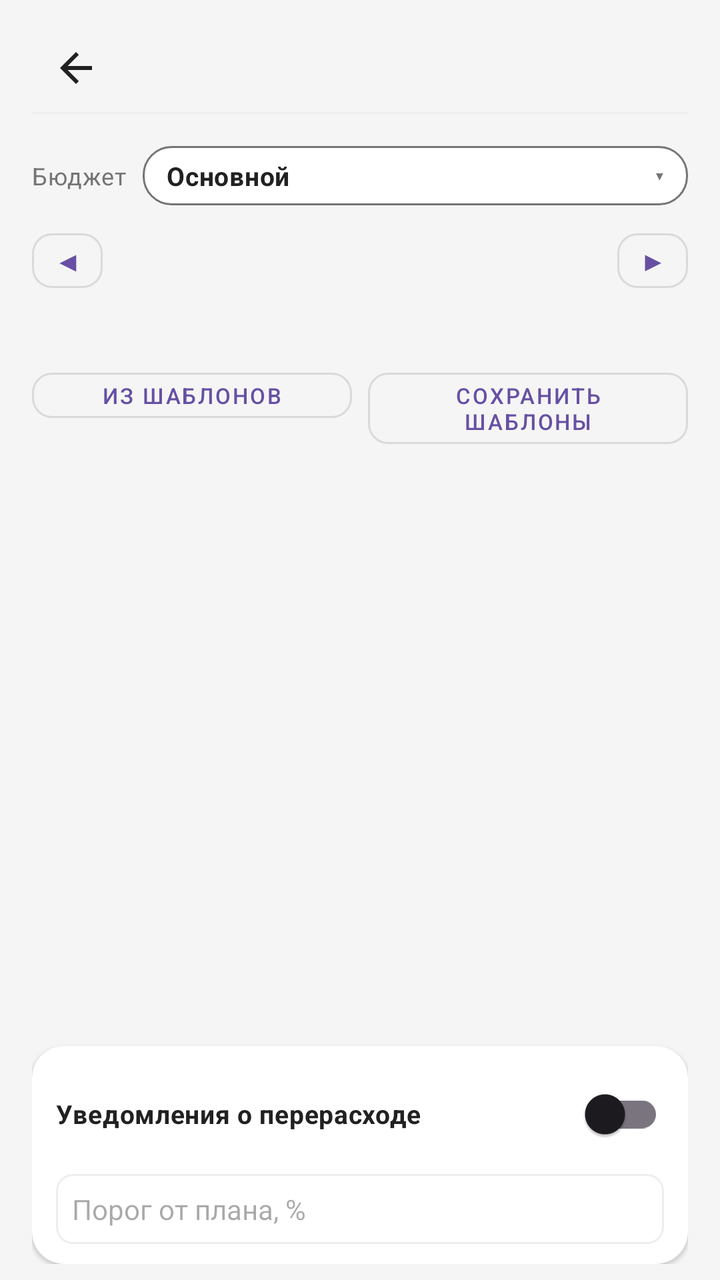
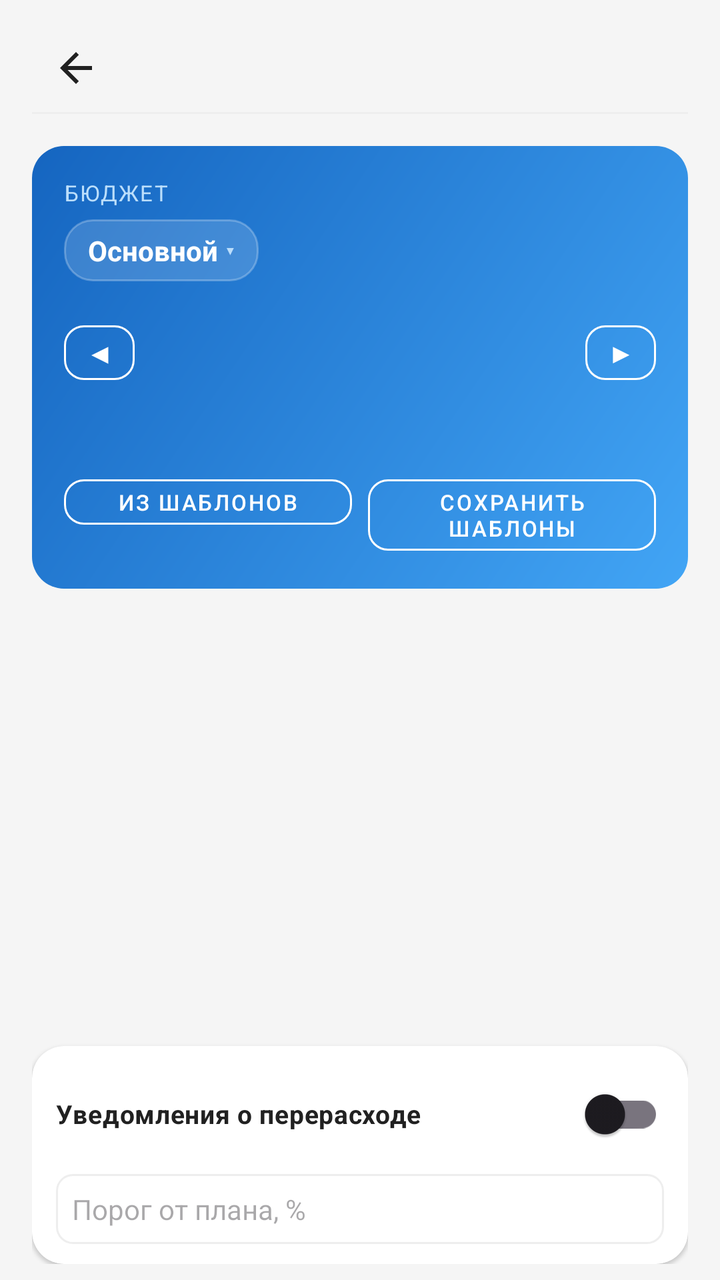

Screens rendered from an Android XML layout before and after an edit, with the pre-edit source and the edit as a unified diff.
<!-- AndroidManifest.xml: application theme Theme.MyBudget -->
<!-- res/layout/activity_expense_plan.xml -->
<?xml version="1.0" encoding="utf-8"?>
<LinearLayout xmlns:android="http://schemas.android.com/apk/res/android" xmlns:app="http://schemas.android.com/apk/res-auto"
    android:orientation="vertical"
    android:id="@+id/expensePlanRoot"
    android:background="@color/background_light"
    android:paddingLeft="@dimen/space_16"
    android:paddingTop="@dimen/space_12"
    android:paddingRight="@dimen/space_16"
    android:paddingBottom="@dimen/space_8"
    android:layout_width="match_parent"
    android:layout_height="match_parent"
    android:paddingHorizontal="@dimen/space_16">
    <include
        android:layout_width="match_parent"
        android:layout_height="wrap_content"
        android:layout_marginBottom="@dimen/space_8"
        layout="@layout/include_screen_header"/>
    <LinearLayout
        android:orientation="vertical"
        android:id="@+id/expensePlanTopPanel"
        android:layout_width="match_parent"
        android:layout_height="wrap_content"
        android:layout_marginBottom="@dimen/space_8">
        <LinearLayout
            android:gravity="center_vertical"
            android:orientation="horizontal"
            android:layout_width="match_parent"
            android:layout_height="wrap_content">
            <TextView
                android:textSize="12sp"
                android:layout_width="wrap_content"
                android:layout_height="wrap_content"
                android:text="@string/transaction_budget_label"
                android:layout_marginEnd="@dimen/space_8"
                style="@style/Text.MyBudget.Subtitle"/>
            <LinearLayout
                android:gravity="center_vertical"
                android:orientation="horizontal"
                android:id="@+id/transactionBudgetPicker"
                android:background="@drawable/quick_filter_chip_bg"
                android:paddingLeft="@dimen/space_12"
                android:paddingTop="@dimen/space_6"
                android:paddingRight="@dimen/space_12"
                android:paddingBottom="@dimen/space_6"
                android:focusable="true"
                android:clickable="true"
                android:layout_width="0dp"
                android:layout_height="wrap_content"
                android:layout_weight="1"
                android:paddingHorizontal="@dimen/space_12"
                android:paddingVertical="@dimen/space_6">
                <TextView
                    android:textSize="13sp"
                    android:ellipsize="end"
                    android:id="@+id/transactionBudgetNameText"
                    android:layout_width="0dp"
                    android:layout_height="wrap_content"
                    android:text="@string/budget_profiles_default_name"
                    android:maxLines="1"
                    android:layout_weight="1"
                    style="@style/Text.MyBudget.Section"/>
                <TextView
                    android:textSize="12sp"
                    android:textColor="@color/text_secondary"
                    android:layout_width="wrap_content"
                    android:layout_height="wrap_content"
                    android:text="@string/ui_chevron_down"
                    android:layout_marginStart="@dimen/space_4"/>
            </LinearLayout>
        </LinearLayout>
        <LinearLayout
            android:gravity="center_vertical"
            android:orientation="horizontal"
            android:layout_width="match_parent"
            android:layout_height="wrap_content"
            android:layout_marginTop="@dimen/space_8">
            <com.google.android.material.button.MaterialButton
                android:textSize="14sp"
                android:id="@+id/expensePlanPrevMonth"
                android:paddingLeft="@dimen/space_10"
                android:paddingRight="@dimen/space_10"
                android:layout_width="wrap_content"
                android:layout_height="wrap_content"
                android:minWidth="0dp"
                android:minHeight="@dimen/chip_height"
                android:text="@string/expense_plan_prev_month"
                android:paddingHorizontal="@dimen/space_10"
                app:cornerRadius="@dimen/radius_10"
                style="@style/Widget.MaterialComponents.Button.OutlinedButton"/>
            <TextView
                android:textSize="14sp"
                android:gravity="center"
                android:id="@+id/expensePlanMonthLabel"
                android:layout_width="0dp"
                android:layout_height="wrap_content"
                android:layout_weight="1"
                style="@style/Text.MyBudget.Section"/>
            <com.google.android.material.button.MaterialButton
                android:textSize="14sp"
                android:id="@+id/expensePlanNextMonth"
                android:paddingLeft="@dimen/space_10"
                android:paddingRight="@dimen/space_10"
                android:layout_width="wrap_content"
                android:layout_height="wrap_content"
                android:minWidth="0dp"
                android:minHeight="@dimen/chip_height"
                android:text="@string/expense_plan_next_month"
                android:paddingHorizontal="@dimen/space_10"
                app:cornerRadius="@dimen/radius_10"
                style="@style/Widget.MaterialComponents.Button.OutlinedButton"/>
        </LinearLayout>
        <TextView
            android:textSize="12sp"
            android:id="@+id/expensePlanSummaryLine"
            android:layout_width="match_parent"
            android:layout_height="wrap_content"
            android:layout_marginTop="@dimen/space_6"
            style="@style/Text.MyBudget.Subtitle"/>
        <LinearLayout
            android:orientation="horizontal"
            android:id="@+id/expensePlanActions"
            android:layout_width="match_parent"
            android:layout_height="wrap_content"
            android:layout_marginTop="@dimen/space_8">
            <com.google.android.material.button.MaterialButton
                android:textSize="11sp"
                android:id="@+id/expensePlanFillDefaults"
                android:layout_width="0dp"
                android:layout_height="wrap_content"
                android:minHeight="@dimen/chip_height"
                android:text="@string/expense_plan_fill_defaults"
                android:layout_weight="1"
                android:layout_marginEnd="@dimen/space_4"
                app:cornerRadius="@dimen/radius_10"
                style="@style/Widget.MaterialComponents.Button.OutlinedButton"/>
            <com.google.android.material.button.MaterialButton
                android:textSize="11sp"
                android:id="@+id/expensePlanSaveDefaults"
                android:layout_width="0dp"
                android:layout_height="wrap_content"
                android:minHeight="@dimen/chip_height"
                android:text="@string/expense_plan_save_defaults"
                android:layout_weight="1"
                android:layout_marginStart="@dimen/space_4"
                app:cornerRadius="@dimen/radius_10"
                style="@style/Widget.MaterialComponents.Button.OutlinedButton"/>
        </LinearLayout>
    </LinearLayout>
    <androidx.recyclerview.widget.RecyclerView
        android:id="@+id/expensePlanRecycler"
        android:paddingBottom="@dimen/space_8"
        android:clipToPadding="false"
        android:layout_width="match_parent"
        android:layout_height="0dp"
        android:layout_weight="1"/>
    <TextView
        android:textColor="@color/text_secondary"
        android:gravity="center"
        android:id="@+id/expensePlanEmpty"
        android:visibility="gone"
        android:layout_width="match_parent"
        android:layout_height="0dp"
        android:text="@string/expense_plan_empty"
        android:layout_weight="1"/>
    <androidx.cardview.widget.CardView
        android:id="@+id/expensePlanOverspendPanel"
        android:layout_width="match_parent"
        android:layout_height="wrap_content"
        android:layout_marginTop="@dimen/space_4"
        style="@style/Card.MyBudget.Surface">
        <LinearLayout
            android:orientation="vertical"
            android:paddingLeft="@dimen/space_12"
            android:paddingTop="@dimen/space_10"
            android:paddingRight="@dimen/space_12"
            android:paddingBottom="@dimen/space_10"
            android:layout_width="match_parent"
            android:layout_height="wrap_content"
            android:paddingHorizontal="@dimen/space_12"
            android:paddingVertical="@dimen/space_10">
            <LinearLayout
                android:gravity="center_vertical"
                android:orientation="horizontal"
                android:layout_width="match_parent"
                android:layout_height="wrap_content">
                <TextView
                    android:textSize="13sp"
                    android:layout_width="0dp"
                    android:layout_height="wrap_content"
                    android:text="@string/overspend_settings_title"
                    android:layout_weight="1"
                    style="@style/Text.MyBudget.Section"/>
                <androidx.appcompat.widget.SwitchCompat
                    android:id="@+id/expensePlanOverspendSwitch"
                    android:layout_width="wrap_content"
                    android:layout_height="wrap_content"/>
            </LinearLayout>
            <EditText
                android:textSize="14sp"
                android:id="@+id/expensePlanThresholdInput"
                android:background="@drawable/edittext_border"
                android:padding="@dimen/space_8"
                android:layout_width="match_parent"
                android:layout_height="wrap_content"
                android:layout_marginTop="@dimen/space_6"
                android:hint="@string/overspend_threshold_hint"
                android:inputType="number"/>
        </LinearLayout>
    </androidx.cardview.widget.CardView>
</LinearLayout>
<!-- res/layout/include_screen_header.xml (included above) -->
<?xml version="1.0" encoding="utf-8"?>
<LinearLayout xmlns:android="http://schemas.android.com/apk/res/android"
    android:layout_width="match_parent"
    android:layout_height="wrap_content"
    android:orientation="vertical">

    <include layout="@layout/include_compact_toolbar" />

    <View
        android:layout_width="match_parent"
        android:layout_height="1dp"
        android:layout_marginBottom="@dimen/space_8"
        android:background="@color/border_light" />
</LinearLayout>
<!-- res/layout/include_compact_toolbar.xml (included above) -->
<?xml version="1.0" encoding="utf-8"?>
<LinearLayout xmlns:android="http://schemas.android.com/apk/res/android" xmlns:app="http://schemas.android.com/apk/res-auto"
    android:gravity="center_vertical"
    android:orientation="horizontal"
    android:id="@+id/screenHeaderRoot"
    android:layout_width="match_parent"
    android:layout_height="wrap_content"
    android:minHeight="@dimen/touch_min_size">
    <ImageButton
        android:id="@+id/screenHeaderBack"
        android:background="?attr/selectableItemBackgroundBorderless"
        android:padding="@dimen/space_8"
        android:layout_width="@dimen/touch_min_size"
        android:layout_height="@dimen/touch_min_size"
        android:src="@drawable/ic_arrow_back"
        android:scaleType="centerInside"
        android:contentDescription="@string/nav_back"
        app:tint="@color/text_primary"/>
    <TextView
        android:textSize="18sp"
        android:id="@+id/screenHeaderEmoji"
        android:visibility="gone"
        android:layout_width="wrap_content"
        android:layout_height="wrap_content"
        android:layout_marginStart="@dimen/space_2"/>
    <TextView
        android:textSize="20sp"
        android:ellipsize="end"
        android:id="@+id/screenHeaderTitle"
        android:layout_width="0dp"
        android:layout_height="wrap_content"
        android:maxLines="1"
        android:layout_weight="1"
        android:layout_marginStart="@dimen/space_4"
        style="@style/Text.MyBudget.Title"/>
    <ImageButton
        android:id="@+id/screenHeaderAction"
        android:background="?attr/selectableItemBackgroundBorderless"
        android:padding="@dimen/space_8"
        android:visibility="gone"
        android:layout_width="@dimen/touch_min_size"
        android:layout_height="@dimen/touch_min_size"
        android:src="@android:drawable/ic_menu_more"
        android:contentDescription="@string/transactions_more_menu"
        app:tint="@color/text_secondary"/>
    <ImageButton
        android:id="@+id/screenHeaderActionSecondary"
        android:background="?attr/selectableItemBackgroundBorderless"
        android:padding="@dimen/space_8"
        android:visibility="gone"
        android:layout_width="@dimen/touch_min_size"
        android:layout_height="@dimen/touch_min_size"
        android:src="@android:drawable/ic_menu_search"
        android:contentDescription="@string/transactions_search_submit"
        app:tint="@color/budget_blue"/>
</LinearLayout>
<!-- resources referenced by this layout -->
<resources>
  <color name="background_light">#f5f5f5</color>
  <color name="border_light">#eeeeee</color>
  <color name="budget_blue">#2196f3</color>
  <color name="text_primary">#212121</color>
  <color name="text_secondary">#757575</color>
  <dimen name="chip_height">32dp</dimen>
  <dimen name="radius_10">10dp</dimen>
  <dimen name="space_10">10dp</dimen>
  <dimen name="space_12">12dp</dimen>
  <dimen name="space_16">16dp</dimen>
  <dimen name="space_2">2dp</dimen>
  <dimen name="space_4">4dp</dimen>
  <dimen name="space_6">6dp</dimen>
  <dimen name="space_8">8dp</dimen>
  <dimen name="touch_min_size">44dp</dimen>
  <!-- drawable quick_filter_chip_bg (drawable) -->
  <?xml version="1.0" encoding="utf-8"?>
  <selector xmlns:android="http://schemas.android.com/apk/res/android">
      <item android:state_selected="true">
          <shape android:shape="rectangle">
              <solid android:color="@color/transactions_purple"/>
              <corners android:radius="14dp"/>
          </shape>
      </item>
      <item>
          <shape android:shape="rectangle">
              <solid android:color="@color/card_background_white"/>
              <stroke
                  android:width="1dp"
                  android:color="@color/text_secondary"/>
              <corners android:radius="14dp"/>
          </shape>
      </item>
  </selector>
  <string name="budget_profiles_default_name">Основной</string>
  <string name="expense_plan_empty">Нет подстатей в этом бюджете</string>
  <string name="expense_plan_fill_defaults">Из шаблонов</string>
  <string name="expense_plan_next_month">▶</string>
  <string name="expense_plan_prev_month">◀</string>
  <string name="expense_plan_save_defaults">Сохранить шаблоны</string>
  <string name="nav_back">Назад</string>
  <string name="overspend_settings_title">Уведомления о перерасходе</string>
  <string name="overspend_threshold_hint">Порог от плана, %</string>
  <string name="transaction_budget_label">Бюджет</string>
  <string name="transactions_more_menu">Дополнительно</string>
  <string name="transactions_search_submit">Искать</string>
  <string name="ui_chevron_down">▾</string>
  <style name="Text.MyBudget.Subtitle" parent="@style/Text.MyBudget">
      <item name="android:textSize">12sp</item>
      <item name="android:textColor">@color/text_secondary</item>
    </style>
  <style name="Text.MyBudget.Title" parent="@style/Text.MyBudget">
      <item name="android:textSize">18sp</item>
      <item name="android:textStyle">bold</item>
      <item name="android:textColor">@color/text_primary</item>
    </style>
  <style name="Theme.MyBudget" parent="@style/Base.Theme.MyBudget" />
  <color name="card_background_white">#ffffff</color>
  <dimen name="radius_8">8dp</dimen>
  <color name="transactions_purple">#9c27b0</color>
  <dimen name="radius_16">16dp</dimen>
  <dimen name="card_elevation_low">1dp</dimen>
  <style name="Text.MyBudget" parent="@style/TextAppearance.Material3.BodyMedium" />
  <color name="md_theme_onPrimary">#ffffff</color>
  <color name="md_theme_onSurface">#1d1b20</color>
  <color name="md_theme_outline">#79747e</color>
  <color name="md_theme_primary">#6750a4</color>
  <color name="md_theme_surface">#ffffff</color>
  <color name="md_theme_surfaceVariant">#e7e0ec</color>
  <!-- unchanged entries left out for length: 5 -->
</resources>

<!-- the commit's change to res/layout/activity_expense_plan.xml (unified diff, before → after) -->
@@ -15,137 +15,143 @@
         android:layout_height="wrap_content"
         android:layout_marginBottom="@dimen/space_8"
         layout="@layout/include_screen_header"/>
-    <LinearLayout
-        android:orientation="vertical"
-        android:id="@+id/expensePlanTopPanel"
-        android:layout_width="match_parent"
-        android:layout_height="wrap_content"
-        android:layout_marginBottom="@dimen/space_8">
+    <androidx.cardview.widget.CardView
+        android:layout_width="match_parent"
+        android:layout_height="wrap_content"
+        android:layout_marginBottom="@dimen/space_12"
+        app:cardBackgroundColor="@android:color/transparent"
+        app:cardElevation="0dp">
         <LinearLayout
-            android:gravity="center_vertical"
-            android:orientation="horizontal"
+            android:id="@+id/expensePlanTopPanel"
             android:layout_width="match_parent"
-            android:layout_height="wrap_content">
+            android:layout_height="wrap_content"
+            android:background="@drawable/screen_hero_card_bg_blue"
+            android:orientation="vertical"
+            android:padding="@dimen/space_16">
             <TextView
-                android:textSize="12sp"
                 android:layout_width="wrap_content"
                 android:layout_height="wrap_content"
+                android:letterSpacing="0.06"
                 android:text="@string/transaction_budget_label"
-                android:layout_marginEnd="@dimen/space_8"
-                style="@style/Text.MyBudget.Subtitle"/>
-            <LinearLayout
+                android:textAllCaps="true"
+                android:textColor="@color/screen_hero_blue_text_secondary"
+                android:textSize="11sp" />
+            <LinearLayout
+                android:id="@+id/transactionBudgetPicker"
+                android:layout_width="wrap_content"
+                android:layout_height="wrap_content"
+                android:layout_marginTop="@dimen/space_6"
+                android:background="@drawable/main_hero_profile_chip"
+                android:clickable="true"
+                android:focusable="true"
                 android:gravity="center_vertical"
                 android:orientation="horizontal"
-                android:id="@+id/transactionBudgetPicker"
-                android:background="@drawable/quick_filter_chip_bg"
-                android:paddingLeft="@dimen/space_12"
-                android:paddingTop="@dimen/space_6"
-                android:paddingRight="@dimen/space_12"
-                android:paddingBottom="@dimen/space_6"
-                android:focusable="true"
-                android:clickable="true"
-                android:layout_width="0dp"
-                android:layout_height="wrap_content"
-                android:layout_weight="1"
                 android:paddingHorizontal="@dimen/space_12"
                 android:paddingVertical="@dimen/space_6">
                 <TextView
-                    android:textSize="13sp"
+                    android:id="@+id/transactionBudgetNameText"
+                    android:layout_width="wrap_content"
+                    android:layout_height="wrap_content"
                     android:ellipsize="end"
-                    android:id="@+id/transactionBudgetNameText"
-                    android:layout_width="0dp"
-                    android:layout_height="wrap_content"
+                    android:maxLines="1"
                     android:text="@string/budget_profiles_default_name"
-                    android:maxLines="1"
-                    android:layout_weight="1"
+                    android:textColor="@color/main_hero_text_primary"
+                    android:textSize="14sp"
+                    android:textStyle="bold" />
+                <TextView
+                    android:layout_width="wrap_content"
+                    android:layout_height="wrap_content"
+                    android:layout_marginStart="@dimen/space_4"
+                    android:text="@string/ui_chevron_down"
+                    android:textColor="@color/screen_hero_blue_text_secondary"
+                    android:textSize="12sp" />
+            </LinearLayout>
+            <LinearLayout
+                android:layout_width="match_parent"
+                android:layout_height="wrap_content"
+                android:layout_marginTop="@dimen/space_16"
+                android:gravity="center_vertical"
+                android:orientation="horizontal">
+                <com.google.android.material.button.MaterialButton
+                    android:id="@+id/expensePlanPrevMonth"
+                    android:layout_width="wrap_content"
+                    android:layout_height="wrap_content"
+                    android:minHeight="@dimen/chip_height"
+                    android:minWidth="0dp"
+                    android:paddingHorizontal="@dimen/space_10"
+                    android:text="@string/expense_plan_prev_month"
+                    android:textColor="@color/main_hero_text_primary"
+                    android:textSize="14sp"
+                    app:cornerRadius="@dimen/radius_10"
+                    app:strokeColor="@color/main_hero_text_primary"
+                    style="@style/Widget.MaterialComponents.Button.OutlinedButton"/>
+                <TextView
+                    android:id="@+id/expensePlanMonthLabel"
+                    android:layout_width="0dp"
+                    android:layout_height="wrap_content"
+                    android:layout_weight="1"
+                    android:gravity="center"
+                    android:textColor="@color/main_hero_text_primary"
+                    android:textSize="16sp"
+                    android:textStyle="bold"
                     style="@style/Text.MyBudget.Section"/>
-                <TextView
-                    android:textSize="12sp"
-                    android:textColor="@color/text_secondary"
-                    android:layout_width="wrap_content"
-                    android:layout_height="wrap_content"
-                    android:text="@string/ui_chevron_down"
-                    android:layout_marginStart="@dimen/space_4"/>
+                <com.google.android.material.button.MaterialButton
+                    android:id="@+id/expensePlanNextMonth"
+                    android:layout_width="wrap_content"
+                    android:layout_height="wrap_content"
+                    android:minHeight="@dimen/chip_height"
+                    android:minWidth="0dp"
+                    android:paddingHorizontal="@dimen/space_10"
+                    android:text="@string/expense_plan_next_month"
+                    android:textColor="@color/main_hero_text_primary"
+                    android:textSize="14sp"
+                    app:cornerRadius="@dimen/radius_10"
+                    app:strokeColor="@color/main_hero_text_primary"
+                    style="@style/Widget.MaterialComponents.Button.OutlinedButton"/>
+            </LinearLayout>
+            <TextView
+                android:id="@+id/expensePlanSummaryLine"
+                android:layout_width="match_parent"
+                android:layout_height="wrap_content"
+                android:layout_marginTop="@dimen/space_8"
+                android:textColor="@color/screen_hero_blue_text_secondary"
+                android:textSize="13sp"
+                style="@style/Text.MyBudget.Subtitle"/>
+            <LinearLayout
+                android:id="@+id/expensePlanActions"
+                android:layout_width="match_parent"
+                android:layout_height="wrap_content"
+                android:layout_marginTop="@dimen/space_12"
+                android:orientation="horizontal">
+                <com.google.android.material.button.MaterialButton
+                    android:id="@+id/expensePlanFillDefaults"
+                    android:layout_width="0dp"
+                    android:layout_height="wrap_content"
+                    android:layout_marginEnd="@dimen/space_4"
+                    android:layout_weight="1"
+                    android:minHeight="@dimen/chip_height"
+                    android:text="@string/expense_plan_fill_defaults"
+                    android:textColor="@color/main_hero_text_primary"
+                    android:textSize="11sp"
+                    app:cornerRadius="@dimen/radius_10"
+                    app:strokeColor="@color/main_hero_text_primary"
+                    style="@style/Widget.MaterialComponents.Button.OutlinedButton"/>
+                <com.google.android.material.button.MaterialButton
+                    android:id="@+id/expensePlanSaveDefaults"
+                    android:layout_width="0dp"
+                    android:layout_height="wrap_content"
+                    android:layout_marginStart="@dimen/space_4"
+                    android:layout_weight="1"
+                    android:minHeight="@dimen/chip_height"
+                    android:text="@string/expense_plan_save_defaults"
+                    android:textColor="@color/main_hero_text_primary"
+                    android:textSize="11sp"
+                    app:cornerRadius="@dimen/radius_10"
+                    app:strokeColor="@color/main_hero_text_primary"
+                    style="@style/Widget.MaterialComponents.Button.OutlinedButton"/>
             </LinearLayout>
         </LinearLayout>
-        <LinearLayout
-            android:gravity="center_vertical"
-            android:orientation="horizontal"
-            android:layout_width="match_parent"
-            android:layout_height="wrap_content"
-            android:layout_marginTop="@dimen/space_8">
-            <com.google.android.material.button.MaterialButton
-                android:textSize="14sp"
-                android:id="@+id/expensePlanPrevMonth"
-                android:paddingLeft="@dimen/space_10"
-                android:paddingRight="@dimen/space_10"
-                android:layout_width="wrap_content"
-                android:layout_height="wrap_content"
-                android:minWidth="0dp"
-                android:minHeight="@dimen/chip_height"
-                android:text="@string/expense_plan_prev_month"
-                android:paddingHorizontal="@dimen/space_10"
-                app:cornerRadius="@dimen/radius_10"
-                style="@style/Widget.MaterialComponents.Button.OutlinedButton"/>
-            <TextView
-                android:textSize="14sp"
-                android:gravity="center"
-                android:id="@+id/expensePlanMonthLabel"
-                android:layout_width="0dp"
-                android:layout_height="wrap_content"
-                android:layout_weight="1"
-                style="@style/Text.MyBudget.Section"/>
-            <com.google.android.material.button.MaterialButton
-                android:textSize="14sp"
-                android:id="@+id/expensePlanNextMonth"
-                android:paddingLeft="@dimen/space_10"
-                android:paddingRight="@dimen/space_10"
-                android:layout_width="wrap_content"
-                android:layout_height="wrap_content"
-                android:minWidth="0dp"
-                android:minHeight="@dimen/chip_height"
-                android:text="@string/expense_plan_next_month"
-                android:paddingHorizontal="@dimen/space_10"
-                app:cornerRadius="@dimen/radius_10"
-                style="@style/Widget.MaterialComponents.Button.OutlinedButton"/>
-        </LinearLayout>
-        <TextView
-            android:textSize="12sp"
-            android:id="@+id/expensePlanSummaryLine"
-            android:layout_width="match_parent"
-            android:layout_height="wrap_content"
-            android:layout_marginTop="@dimen/space_6"
-            style="@style/Text.MyBudget.Subtitle"/>
-        <LinearLayout
-            android:orientation="horizontal"
-            android:id="@+id/expensePlanActions"
-            android:layout_width="match_parent"
-            android:layout_height="wrap_content"
-            android:layout_marginTop="@dimen/space_8">
-            <com.google.android.material.button.MaterialButton
-                android:textSize="11sp"
-                android:id="@+id/expensePlanFillDefaults"
-                android:layout_width="0dp"
-                android:layout_height="wrap_content"
-                android:minHeight="@dimen/chip_height"
-                android:text="@string/expense_plan_fill_defaults"
-                android:layout_weight="1"
-                android:layout_marginEnd="@dimen/space_4"
-                app:cornerRadius="@dimen/radius_10"
-                style="@style/Widget.MaterialComponents.Button.OutlinedButton"/>
-            <com.google.android.material.button.MaterialButton
-                android:textSize="11sp"
-                android:id="@+id/expensePlanSaveDefaults"
-                android:layout_width="0dp"
-                android:layout_height="wrap_content"
-                android:minHeight="@dimen/chip_height"
-                android:text="@string/expense_plan_save_defaults"
-                android:layout_weight="1"
-                android:layout_marginStart="@dimen/space_4"
-                app:cornerRadius="@dimen/radius_10"
-                style="@style/Widget.MaterialComponents.Button.OutlinedButton"/>
-        </LinearLayout>
-    </LinearLayout>
+    </androidx.cardview.widget.CardView>
     <androidx.recyclerview.widget.RecyclerView
         android:id="@+id/expensePlanRecycler"
         android:paddingBottom="@dimen/space_8"
<!-- resource entries referenced after the edit -->
@@ -3,6 +3,8 @@
   <color name="background_light">#f5f5f5</color>
   <color name="border_light">#eeeeee</color>
   <color name="budget_blue">#2196f3</color>
+  <color name="main_hero_text_primary">#ffffff</color>
+  <color name="screen_hero_blue_text_secondary">#bbdefb</color>
   <color name="text_primary">#212121</color>
   <color name="text_secondary">#757575</color>
   <dimen name="chip_height">32dp</dimen>
@@ -15,25 +17,38 @@
   <dimen name="space_6">6dp</dimen>
   <dimen name="space_8">8dp</dimen>
   <dimen name="touch_min_size">44dp</dimen>
-  <!-- drawable quick_filter_chip_bg (drawable) -->
+  <!-- drawable main_hero_profile_chip (drawable) -->
   <?xml version="1.0" encoding="utf-8"?>
-  <selector xmlns:android="http://schemas.android.com/apk/res/android">
-      <item android:state_selected="true">
+  <shape xmlns:android="http://schemas.android.com/apk/res/android">
+      <solid android:color="#26FFFFFF" />
+      <stroke
+          android:width="1dp"
+          android:color="#40FFFFFF" />
+      <corners android:radius="@dimen/radius_14" />
+  </shape>
+  <!-- drawable screen_hero_card_bg_blue (drawable) -->
+  <?xml version="1.0" encoding="utf-8"?>
+  <layer-list xmlns:android="http://schemas.android.com/apk/res/android">
+      <item
+          android:bottom="3dp"
+          android:left="1dp"
+          android:right="1dp">
           <shape android:shape="rectangle">
-              <solid android:color="@color/transactions_purple"/>
-              <corners android:radius="14dp"/>
+              <solid android:color="#40000000" />
+              <corners android:radius="@dimen/radius_16" />
           </shape>
       </item>
-      <item>
+      <item android:bottom="3dp">
           <shape android:shape="rectangle">
-              <solid android:color="@color/card_background_white"/>
-              <stroke
-                  android:width="1dp"
-                  android:color="@color/text_secondary"/>
-              <corners android:radius="14dp"/>
+              <gradient
+                  android:angle="135"
+                  android:endColor="@color/screen_hero_blue_end"
+                  android:startColor="@color/screen_hero_blue_start"
+                  android:type="linear" />
+              <corners android:radius="@dimen/radius_16" />
           </shape>
       </item>
-  </selector>
+  </layer-list>
   <string name="budget_profiles_default_name">Основной</string>
   <string name="expense_plan_empty">Нет подстатей в этом бюджете</string>
   <string name="expense_plan_fill_defaults">Из шаблонов</string>
@@ -59,8 +74,10 @@
   <style name="Theme.MyBudget" parent="@style/Base.Theme.MyBudget" />
   <color name="card_background_white">#ffffff</color>
   <dimen name="radius_8">8dp</dimen>
-  <color name="transactions_purple">#9c27b0</color>
+  <dimen name="radius_14">14dp</dimen>
   <dimen name="radius_16">16dp</dimen>
+  <color name="screen_hero_blue_end">#1565c0</color>
+  <color name="screen_hero_blue_start">#42a5f5</color>
   <dimen name="card_elevation_low">1dp</dimen>
   <style name="Text.MyBudget" parent="@style/TextAppearance.Material3.BodyMedium" />
   <color name="md_theme_onPrimary">#ffffff</color>
